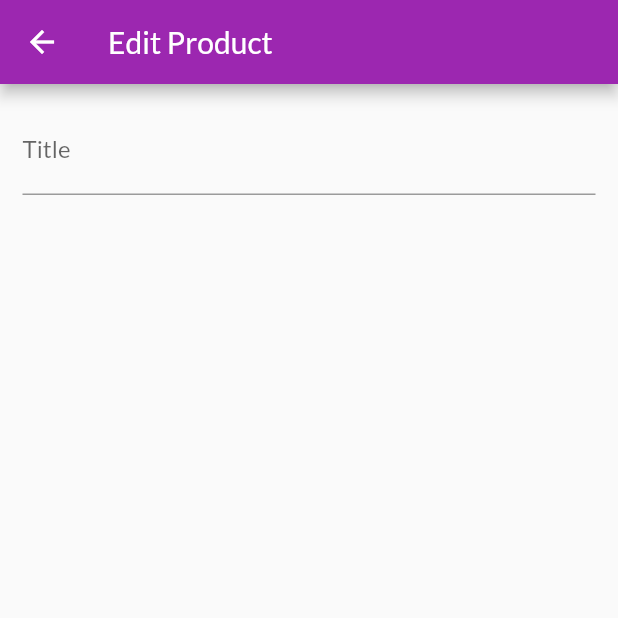
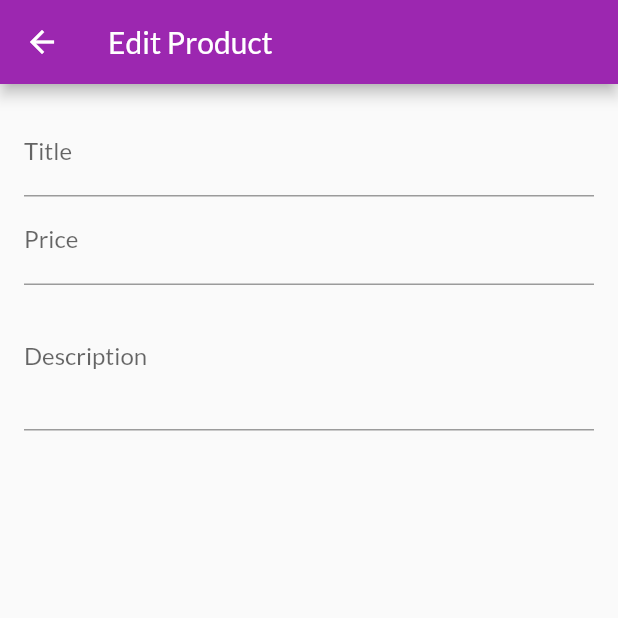
Before and after one commit to AishwaryaPai20/Shop-App, a Flutter app: the EditProductScreen screen opened by its route, on a phone screen of 412 x 824 dp, the top half of it. Run offline on Flutter 3.47's test engine with Material 2 defaults, Android fonts, the phone set to English and light mode, and no system bars; network calls fail.

```diff
--- a/lib/main.dart
+++ b/lib/main.dart
@@ -1,6 +1,6 @@
 import 'package:flutter/material.dart';
 import 'package:provider/provider.dart';
-import './screens/edit_product_screen.dart';
+
 import './screens/cart_screen.dart';
 import './screens/products_overview_screen.dart';
 import './screens/product_detail_screen.dart';
@@ -9,6 +9,7 @@ import './providers/cart.dart';
 import './providers/orders.dart';
 import './screens/orders_screen.dart';
 import './screens/user_products_screen.dart';
+import './screens/edit_product_screen.dart';
 
 void main() => runApp(MyApp());
 
--- a/lib/screens/cart_screen.dart
+++ b/lib/screens/cart_screen.dart
@@ -33,7 +33,8 @@ class CartScreen extends StatelessWidget {
                     label: Text(
                       '\$${cart.totalAmount.toStringAsFixed(2)}',
                       style: TextStyle(
-                        color: Theme.of(context).primaryTextTheme.headline6.color,
+                        color:
+                            Theme.of(context).primaryTextTheme.headline6.color,
                       ),
                     ),
                     backgroundColor: Theme.of(context).primaryColor,
--- a/lib/screens/edit_product_screen.dart
+++ b/lib/screens/edit_product_screen.dart
@@ -2,11 +2,22 @@ import 'package:flutter/material.dart';
 
 class EditProductScreen extends StatefulWidget {
   static const routeName = '/edit-product';
+
   @override
   _EditProductScreenState createState() => _EditProductScreenState();
 }
 
 class _EditProductScreenState extends State<EditProductScreen> {
+  final _priceFocusNode = FocusNode();
+  final _descriptionFocusNode = FocusNode();
+
+  @override
+  void dispose() {
+    _priceFocusNode.dispose();
+    _descriptionFocusNode.dispose();
+    super.dispose();
+  }
+
   @override
   Widget build(BuildContext context) {
     return Scaffold(
@@ -14,13 +25,31 @@ class _EditProductScreenState extends State<EditProductScreen> {
         title: Text('Edit Product'),
       ),
       body: Padding(
-        padding: const EdgeInsets.all(15.0),
+        padding: const EdgeInsets.all(16.0),
         child: Form(
           child: ListView(
             children: <Widget>[
               TextFormField(
                 decoration: InputDecoration(labelText: 'Title'),
                 textInputAction: TextInputAction.next,
+                onFieldSubmitted: (_) {
+                  FocusScope.of(context).requestFocus(_priceFocusNode);
+                },
+              ),
+              TextFormField(
+                decoration: InputDecoration(labelText: 'Price'),
+                textInputAction: TextInputAction.next,
+                keyboardType: TextInputType.number,
+                focusNode: _priceFocusNode,
+                onFieldSubmitted: (_) {
+                  FocusScope.of(context).requestFocus(_descriptionFocusNode);
+                },
+              ),
+              TextFormField(
+                decoration: InputDecoration(labelText: 'Description'),
+                maxLines: 3,
+                keyboardType: TextInputType.multiline,
+                focusNode: _descriptionFocusNode,
               ),
             ],
           ),
```
Also changed, not shown: lib/screens/user_products_screen.dart (indentation only). Lines whose indentation alone changed are shown as unchanged.
